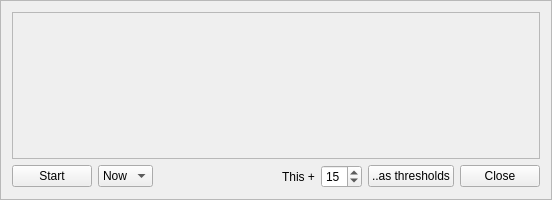
Old version of the form FlightController/MatrixMonitor.ui in the repository dmaone/CommonSense.
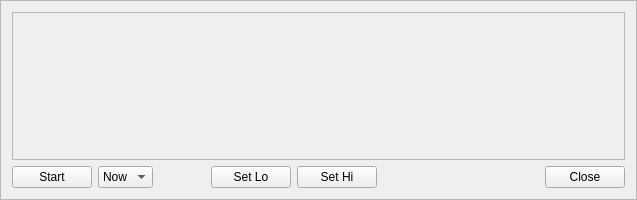
New version of the form.

Commit message: noiseFloor is now deadband, threshold editor WIP

Patch:
```diff
--- a/FlightController/MatrixMonitor.ui
+++ b/FlightController/MatrixMonitor.ui
@@ -6,7 +6,7 @@
    <rect>
     <x>0</x>
     <y>0</y>
-    <width>552</width>
+    <width>637</width>
     <height>200</height>
    </rect>
   </property>
@@ -26,43 +26,20 @@
    <enum>QFrame::Raised</enum>
   </property>
   <layout class="QGridLayout" name="gridLayout_2">
-   <item row="1" column="7">
+   <item row="1" column="6">
+    <widget class="QPushButton" name="HiButton">
+     <property name="text">
+      <string>Set Hi</string>
+     </property>
+    </widget>
+   </item>
+   <item row="1" column="8">
     <widget class="QPushButton" name="CloseButton">
      <property name="text">
       <string>Close</string>
      </property>
     </widget>
    </item>
-   <item row="1" column="3">
-    <spacer name="horizontalSpacer">
-     <property name="orientation">
-      <enum>Qt::Horizontal</enum>
-     </property>
-     <property name="sizeHint" stdset="0">
-      <size>
-       <width>218</width>
-       <height>20</height>
-      </size>
-     </property>
-    </spacer>
-   </item>
-   <item row="1" column="1">
-    <widget class="QPushButton" name="VoltagesButton">
-     <property name="text">
-      <string>Start</string>
-     </property>
-     <property name="checkable">
-      <bool>true</bool>
-     </property>
-    </widget>
-   </item>
-   <item row="1" column="6">
-    <widget class="QPushButton" name="ThresholdsButton">
-     <property name="text">
-      <string>..as thresholds</string>
-     </property>
-    </widget>
-   </item>
    <item row="1" column="2">
     <widget class="QComboBox" name="ModeSelector">
      <property name="editable">
@@ -94,14 +71,24 @@
      </item>
     </widget>
    </item>
+   <item row="1" column="1">
+    <widget class="QPushButton" name="RunButton">
+     <property name="text">
+      <string>Start</string>
+     </property>
+     <property name="checkable">
+      <bool>true</bool>
+     </property>
+    </widget>
+   </item>
    <item row="1" column="5">
-    <widget class="QSpinBox" name="threshold">
-     <property name="value">
-      <number>15</number>
+    <widget class="QPushButton" name="LoButton">
+     <property name="text">
+      <string>Set Lo</string>
      </property>
     </widget>
    </item>
-   <item row="0" column="1" colspan="7">
+   <item row="0" column="1" colspan="8">
     <widget class="QFrame" name="Dashboard">
      <property name="sizePolicy">
       <sizepolicy hsizetype="Minimum" vsizetype="Minimum">
@@ -117,12 +104,34 @@
      </property>
     </widget>
    </item>
-   <item row="1" column="4">
-    <widget class="QLabel" name="label">
-     <property name="text">
-      <string>This +</string>
+   <item row="1" column="3">
+    <spacer name="horizontalSpacer_2">
+     <property name="orientation">
+      <enum>Qt::Horizontal</enum>
      </property>
-    </widget>
+     <property name="sizeType">
+      <enum>QSizePolicy::Fixed</enum>
+     </property>
+     <property name="sizeHint" stdset="0">
+      <size>
+       <width>40</width>
+       <height>20</height>
+      </size>
+     </property>
+    </spacer>
+   </item>
+   <item row="1" column="7">
+    <spacer name="horizontalSpacer">
+     <property name="orientation">
+      <enum>Qt::Horizontal</enum>
+     </property>
+     <property name="sizeHint" stdset="0">
+      <size>
+       <width>218</width>
+       <height>20</height>
+      </size>
+     </property>
+    </spacer>
    </item>
   </layout>
  </widget>
```
The commit also changes 11 other files.
